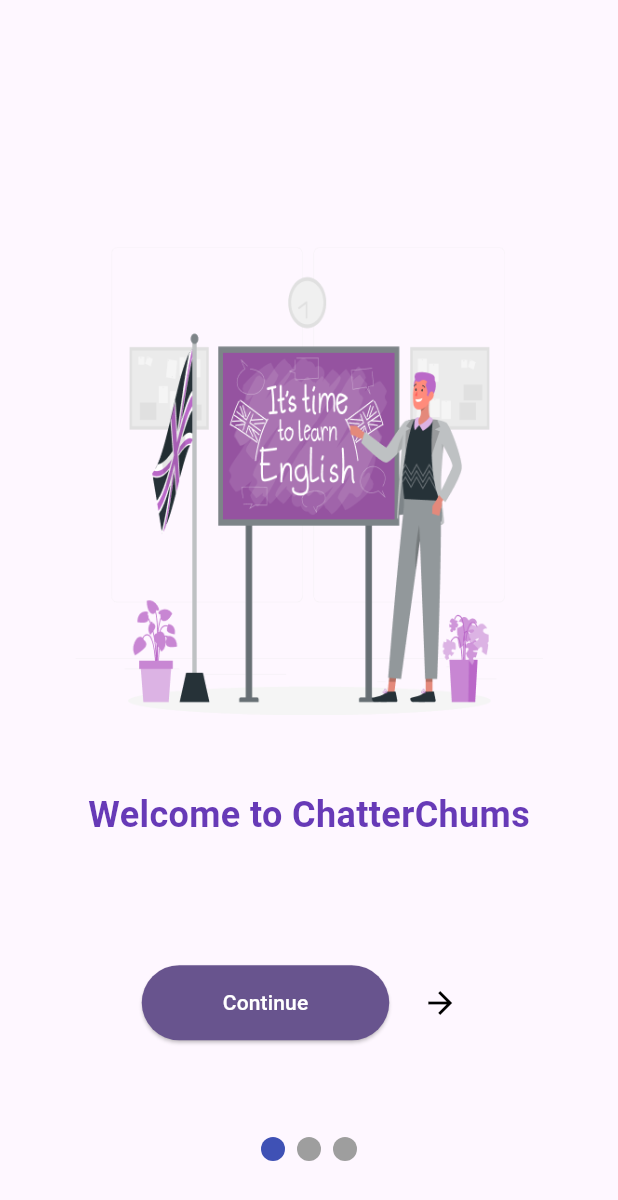
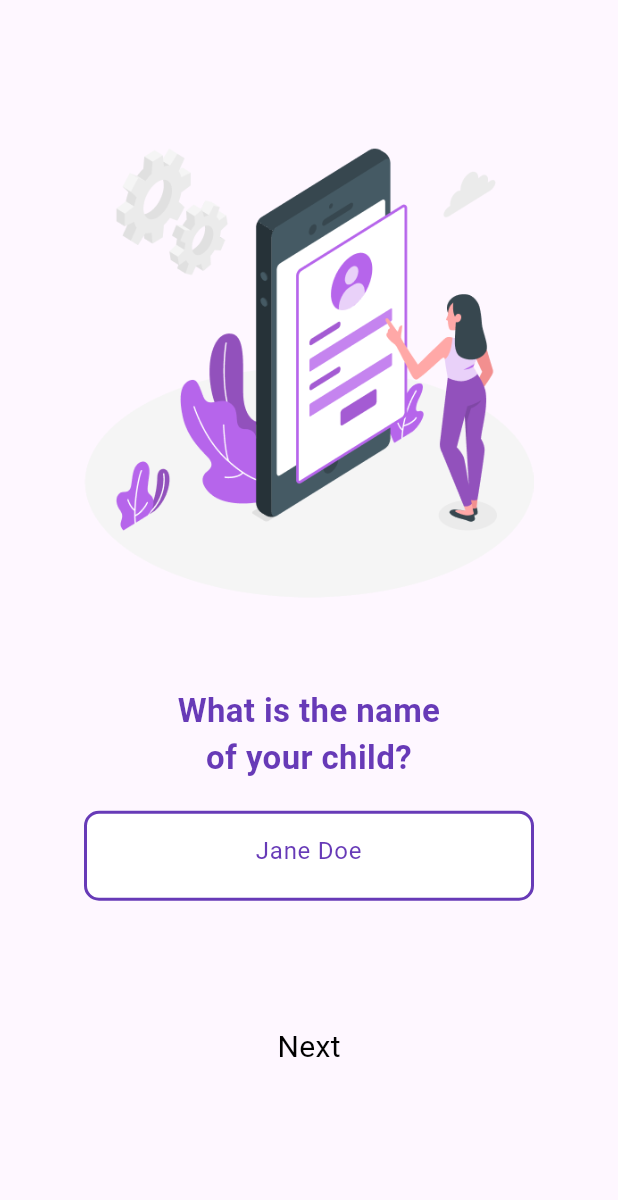
Before and after one commit to DamisolaT/Chatterchums, a Flutter app: the screen it shows after launch, on a phone screen of 412 x 824 dp. Shown: the top 1200 px of the screen. Run offline on Flutter 3.47's test engine with Material 3 defaults, Android fonts, the phone set to English and light mode, and no system bars; drawn by our look-alikes of smooth_page_indicator; our stand-ins replace get.

Commit message:
SetUpScreens Implemented

```diff
--- a/lib/intro_screens/OTP Verification.dart
+++ b/lib/intro_screens/OTP Verification.dart
@@ -53,7 +53,8 @@
                       fillColor: Colors.white,
                       filled: true
                   ),
-                ),),
+                ),
+              ),
 
               SizedBox(height: 150,),
               SizedBox(
--- a/lib/main.dart
+++ b/lib/main.dart
@@ -1,6 +1,7 @@
 import 'package:chatterchums/intro_screens/login_screen.dart';
 import 'package:chatterchums/intro_screens/onboarding_screen.dart';
 import 'package:chatterchums/intro_screens/splash_screen1.dart';
+import 'package:chatterchums/set_up_screens/registration1.dart';
 import 'package:chatterchums/set_up_screens/splash_screen_4.dart';
 import 'package:flutter/material.dart';
 
@@ -22,7 +23,7 @@
         colorScheme: ColorScheme.fromSeed(seedColor: Colors.deepPurple),
         useMaterial3: true,
       ),
-      home: SplashScreen4()
+      home:Registration1()
     );
   }
 }
--- /dev/null
+++ b/lib/set_up_screens/registration1.dart
@@ -0,0 +1,72 @@
+
+
+import 'package:chatterchums/set_up_screens_widgets/nextbtn.dart';
+import 'package:flutter/material.dart';
+
+class Registration1 extends StatelessWidget {
+  const Registration1({super.key});
+
+  @override
+  Widget build(BuildContext context) {
+    return Scaffold(
+        body: Container(
+            alignment: Alignment.center,
+            child: SingleChildScrollView(
+                child: Column(
+                    mainAxisAlignment: MainAxisAlignment.center,
+                    children: [
+                      Image.asset(
+                        "assets/images/reg1_img.png",
+                        height: 300,
+                        width: 300,
+                      ),
+                      SizedBox(height: 60),
+                      Text(
+                        "What is the name\nof your child?",
+                        style: TextStyle(
+                            fontSize: 22,
+                            color: Colors.deepPurple,
+                        fontWeight: FontWeight.bold),
+                        textAlign: TextAlign.center,
+                      ),
+
+                      SizedBox(height: 20,),
+                      SizedBox(
+                        height: 60,
+                        width: 300,
+                        child: TextFormField(
+                            textAlign: TextAlign.center,
+                           decoration: InputDecoration(
+                            hintText: "Jane Doe",
+                              hintStyle: TextStyle(fontSize: 16,
+                                  color: Colors.deepPurple,
+                              ),
+                              border: OutlineInputBorder(
+                                  borderRadius: BorderRadius.circular(16),
+                                  borderSide: BorderSide(color: Colors.deepPurple, width: 2)
+                              ),
+                              enabledBorder: OutlineInputBorder(
+                                borderRadius: BorderRadius.circular(10),
+                                borderSide: BorderSide(color: Colors.deepPurple,width: 2), // Set the border color
+                              ),
+                              focusedBorder: OutlineInputBorder(
+                                borderRadius: BorderRadius.circular(16),
+                                borderSide: BorderSide(color: Colors.deepPurple, width: 2), // Set the border color
+                              ),
+
+                              contentPadding: EdgeInsets.symmetric(horizontal: 20,vertical: 24),
+                              fillColor: Colors.white,
+                              filled: true
+                          ),
+                        ),
+                      ),
+                      SizedBox(height: 70,),
+                      NextBtn()
+
+                    ]
+                )
+            )
+        )
+    );
+  }
+}
--- a/lib/set_up_screens/splash_screen_4.dart
+++ b/lib/set_up_screens/splash_screen_4.dart
@@ -1,4 +1,5 @@
 
+import 'package:chatterchums/set_up_screens/registration1.dart';
 import 'package:chatterchums/set_up_screens_widgets/splashScreenCard4.dart';
 import 'package:flutter/material.dart';
 import 'package:smooth_page_indicator/smooth_page_indicator.dart';
@@ -45,7 +46,7 @@
                       );
                     },
                     showSkipButton: true,
-                    isFirstScreen: true, // Don't show Skip button on the first screen
+                    isFirstScreen: false, // Don't show Skip button on the first screen
                   ),
                   SplashScreenCard4(
                     image: "assets/images/parent_img.png",
@@ -70,7 +71,11 @@
                         "sed do eiusmod tempor incididunt ut labore",
                     title: "Parental Control",
                     buttonText: "Skip",
-                    onPressed: () {},
+                    onPressed: () {
+                      Navigator.push(context, MaterialPageRoute(
+                          builder: (context) => Registration1()
+                      ));
+                    },
                     showSkipButton: true,
                     isFirstScreen: false, // Don't show Skip button on the third screen
                   )
--- /dev/null
+++ b/lib/set_up_screens_widgets/nextbtn.dart
@@ -0,0 +1,32 @@
+
+import 'package:chatterchums/set_up_screens/registration2.dart';
+import 'package:chatterchums/set_up_screens/registration3.dart';
+import 'package:flutter/material.dart';
+
+class NextBtn extends StatelessWidget {
+  const NextBtn({super.key});
+
+  @override
+  Widget build(BuildContext context) {
+    return InkWell(
+      onTap: (){
+        Navigator.push(context, MaterialPageRoute(
+            builder: (context) => Registration2()
+        ));
+      },
+      child: Container(
+        alignment: Alignment.center,
+        height: 55,
+        width: 300,
+        child: Text(
+          "Next",
+          style: TextStyle(
+              color: Colors.black,
+              fontSize: 20,
+              fontWeight: FontWeight.w400
+          ),
+        ),
+      ),
+    );
+  }
+}
--- a/lib/set_up_screens_widgets/splashScreenCard4.dart
+++ b/lib/set_up_screens_widgets/splashScreenCard4.dart
@@ -52,10 +52,11 @@
                 ),
               ),
               SizedBox(height: 30), // Add additional space before the button
-              if (showSkipButton && !_isFirstScreen(context))
+              if (showSkipButton)
                 Row(
                   mainAxisAlignment: MainAxisAlignment.center,
                   children: [
+                    if (!_isFirstScreen(context)) // Display button only on non-first screens
                       ElevatedButton(
                         onPressed: () {
                           // Handle next button pressed
@@ -71,7 +72,7 @@
                           ),
                         ),
                       ),
-                    SizedBox(width: 10),
+                    if (_isFirstScreen(context)) // Display arrow only on first screen
                       IconButton(
                         onPressed: () {
                           // Handle next arrow icon pressed
@@ -79,15 +80,9 @@
                         icon: Icon(Icons.arrow_forward),
                         color: Colors.black,
                       ),
+
+
                   ],
-                ),
-              if (showSkipButton && _isFirstScreen(context))
-                IconButton(
-                  onPressed: () {
-                    // Handle next arrow icon pressed
-                  },
-                  icon: Icon(Icons.arrow_forward),
-                  color: Colors.black,
                 ),
             ],
           ),
```
Also changed, not shown: lib/set_up_screens/password.dart (added, +81 -0 lines), lib/set_up_screens/registration2.dart (added, +69 -0 lines), lib/set_up_screens/registration3.dart (added, +81 -0 lines), lib/set_up_screens/setupsuccessful.dart (added, +74 -0 lines), lib/set_up_screens_widgets/continuepswbtn.dart (added, +43 -0 lines), lib/set_up_screens_widgets/nextbtn2.dart (added, +32 -0 lines), lib/set_up_screens_widgets/nextbtn3.dart (added, +33 -0 lines), assets/images/password_img.png (added), assets/images/reg1_img.png (added), assets/images/reg2_img.png (added), assets/images/reg3_img.png (added), assets/images/success_img.png (added). Lines whose indentation alone changed are shown as unchanged.
